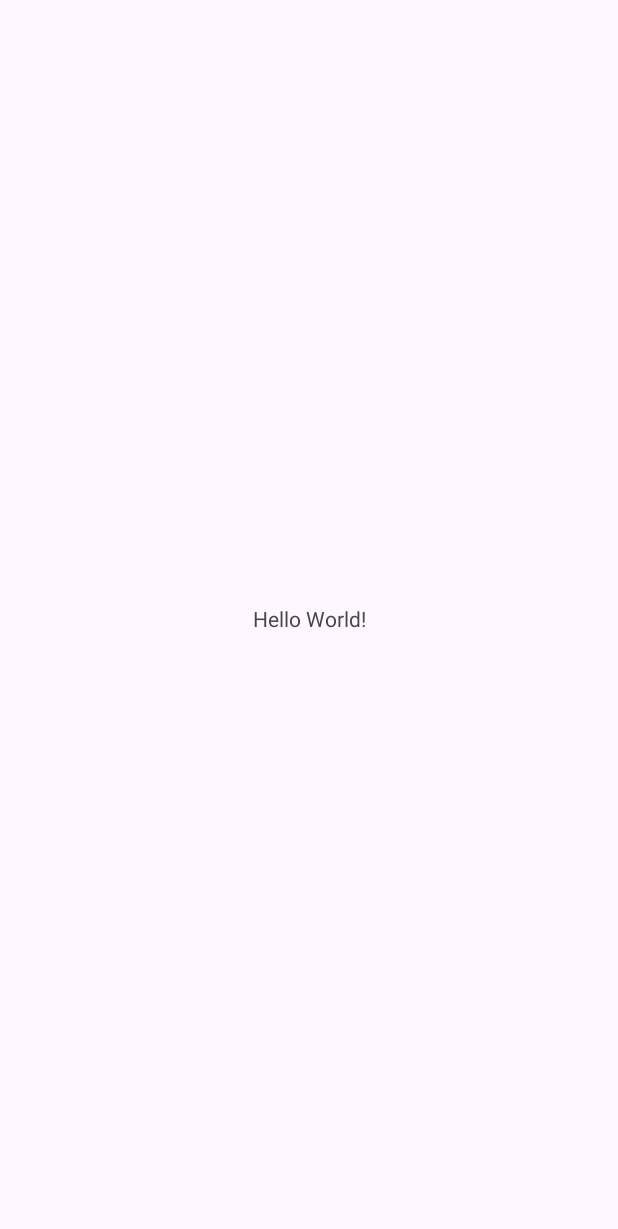
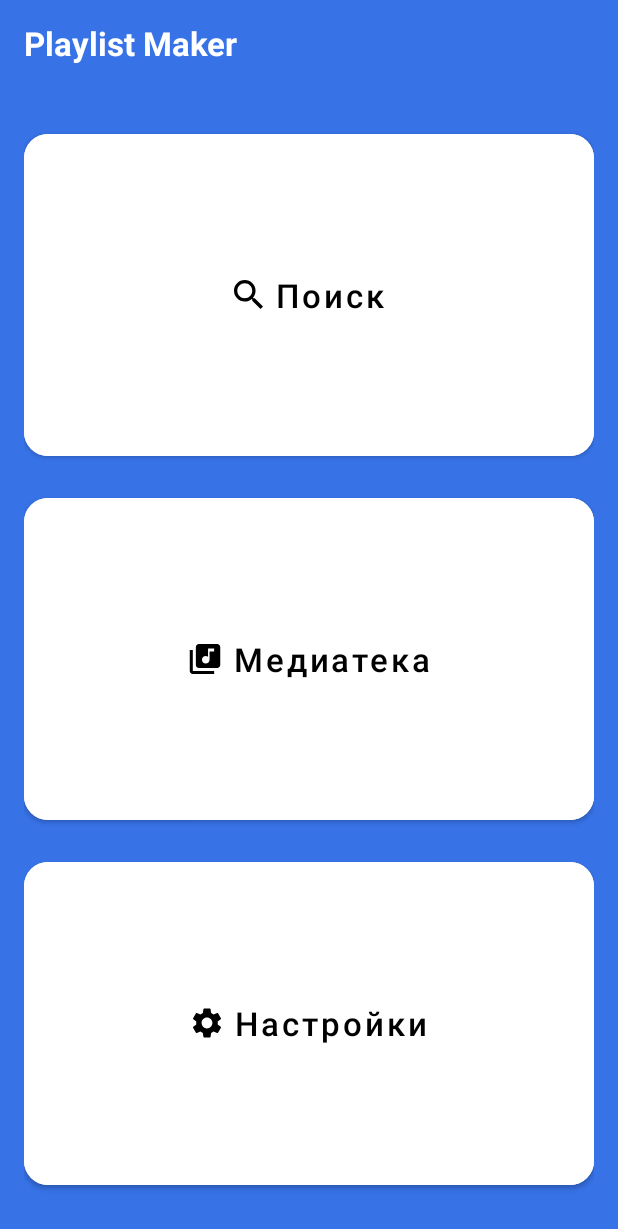
Before and after one commit to Kris-found/PlaylistMaker, an Android app: the screen it shows after launch (MainActivity), on a phone screen of 412 x 824 dp. Before the commit the part shown is almost empty. Shown: the top 1229 px of the screen. Run offline under Robolectric (Android 15) with nearby library versions, the phone set to English and light mode, and no system bars.

Commit message:
Домашнее задание по спринту 8

```diff
--- a/app/src/main/java/com/practicum/playlistmaker/MainActivity.kt
+++ b/app/src/main/java/com/practicum/playlistmaker/MainActivity.kt
@@ -1,20 +1,47 @@
 package com.practicum.playlistmaker
 
+import android.content.Intent
 import android.os.Bundle
-import androidx.activity.enableEdgeToEdge
+import android.view.View
+import android.widget.Button
+import android.widget.Toast
 import androidx.appcompat.app.AppCompatActivity
-import androidx.core.view.ViewCompat
-import androidx.core.view.WindowInsetsCompat
 
 class MainActivity : AppCompatActivity() {
     override fun onCreate(savedInstanceState: Bundle?) {
         super.onCreate(savedInstanceState)
-        enableEdgeToEdge()
+
         setContentView(R.layout.activity_main)
-        ViewCompat.setOnApplyWindowInsetsListener(findViewById(R.id.main)) { v, insets ->
-            val systemBars = insets.getInsets(WindowInsetsCompat.Type.systemBars())
-            v.setPadding(systemBars.left, systemBars.top, systemBars.right, systemBars.bottom)
-            insets
+
+        //Поиск
+
+        val searchButton = findViewById<Button>(R.id.search_button)
+
+        val searchClickListener: View.OnClickListener = object : View.OnClickListener {
+            override fun onClick(v: View?) {
+                val searchIntent = Intent(this@MainActivity, SearchActivity::class.java)
+                startActivity(searchIntent)
+            }
+        }
+
+        searchButton.setOnClickListener(searchClickListener)
+
+        //Медиатека
+
+        val mediaLibraryButton = findViewById<Button>(R.id.media_button)
+
+        mediaLibraryButton.setOnClickListener {
+            val mediaLibraryIntent = Intent(this, MediaLibraryActivity::class.java)
+            startActivity(mediaLibraryIntent)
+        }
+
+        //Настройки
+
+        val settingsButton = findViewById<Button>(R.id.settings_button)
+
+        settingsButton.setOnClickListener {
+            val settingsIntent = Intent(this, SettingsActivity::class.java)
+            startActivity(settingsIntent)
         }
     }
 }
--- /dev/null
+++ b/app/src/main/res/drawable/library_vector.xml
@@ -0,0 +1,9 @@
+<vector xmlns:android="http://schemas.android.com/apk/res/android"
+    android:width="21dp"
+    android:height="20dp"
+    android:viewportWidth="21"
+    android:viewportHeight="20">
+  <path
+      android:pathData="M18.5,0H6.5C5.4,0 4.5,0.9 4.5,2V14C4.5,15.1 5.4,16 6.5,16H18.5C19.6,16 20.5,15.1 20.5,14V2C20.5,0.9 19.6,0 18.5,0ZM16.5,5H13.5V10.5C13.5,11.88 12.38,13 11,13C9.62,13 8.5,11.88 8.5,10.5C8.5,9.12 9.62,8 11,8C11.57,8 12.08,8.19 12.5,8.51V3H16.5V5ZM2.5,4H0.5V18C0.5,19.1 1.4,20 2.5,20H16.5V18H2.5V4Z"
+      android:fillColor="#1A1B22"/>
+</vector>
--- /dev/null
+++ b/app/src/main/res/drawable/search_vector.xml
@@ -0,0 +1,9 @@
+<vector xmlns:android="http://schemas.android.com/apk/res/android"
+    android:width="19dp"
+    android:height="19dp"
+    android:viewportWidth="19"
+    android:viewportHeight="19">
+  <path
+      android:pathData="M13.579,11.95H12.721L12.417,11.656C13.481,10.418 14.122,8.81 14.122,7.061C14.122,3.161 10.961,0 7.061,0C3.161,0 0,3.161 0,7.061C0,10.961 3.161,14.122 7.061,14.122C8.81,14.122 10.418,13.481 11.656,12.417L11.95,12.721V13.579L17.381,19L19,17.381L13.579,11.95ZM7.061,11.95C4.356,11.95 2.173,9.766 2.173,7.061C2.173,4.356 4.356,2.173 7.061,2.173C9.766,2.173 11.95,4.356 11.95,7.061C11.95,9.766 9.766,11.95 7.061,11.95Z"
+      android:fillColor="#1A1B22"/>
+</vector>
--- /dev/null
+++ b/app/src/main/res/drawable/setting_vector.xml
@@ -0,0 +1,9 @@
+<vector xmlns:android="http://schemas.android.com/apk/res/android"
+    android:width="20dp"
+    android:height="20dp"
+    android:viewportWidth="20"
+    android:viewportHeight="20">
+  <path
+      android:pathData="M17.14,10.94C17.18,10.64 17.2,10.33 17.2,10C17.2,9.68 17.18,9.36 17.13,9.06L19.16,7.48C19.34,7.34 19.39,7.07 19.28,6.87L17.36,3.55C17.24,3.33 16.99,3.26 16.77,3.33L14.38,4.29C13.88,3.91 13.35,3.59 12.76,3.35L12.4,0.81C12.36,0.57 12.16,0.4 11.92,0.4H8.08C7.84,0.4 7.65,0.57 7.61,0.81L7.25,3.35C6.66,3.59 6.12,3.92 5.63,4.29L3.24,3.33C3.02,3.25 2.77,3.33 2.65,3.55L0.74,6.87C0.62,7.08 0.66,7.34 0.86,7.48L2.89,9.06C2.84,9.36 2.8,9.69 2.8,10C2.8,10.31 2.82,10.64 2.87,10.94L0.84,12.52C0.66,12.66 0.61,12.93 0.72,13.13L2.64,16.45C2.76,16.67 3.01,16.74 3.23,16.67L5.62,15.71C6.12,16.09 6.65,16.41 7.24,16.65L7.6,19.19C7.65,19.43 7.84,19.6 8.08,19.6H11.92C12.16,19.6 12.36,19.43 12.39,19.19L12.75,16.65C13.34,16.41 13.88,16.09 14.37,15.71L16.76,16.67C16.98,16.75 17.23,16.67 17.35,16.45L19.27,13.13C19.39,12.91 19.34,12.66 19.15,12.52L17.14,10.94ZM10,13.6C8.02,13.6 6.4,11.98 6.4,10C6.4,8.02 8.02,6.4 10,6.4C11.98,6.4 13.6,8.02 13.6,10C13.6,11.98 11.98,13.6 10,13.6Z"
+      android:fillColor="#1A1B22"/>
+</vector>
--- a/app/src/main/res/layout/activity_main.xml
+++ b/app/src/main/res/layout/activity_main.xml
@@ -1,19 +1,76 @@
 <?xml version="1.0" encoding="utf-8"?>
-<androidx.constraintlayout.widget.ConstraintLayout xmlns:android="http://schemas.android.com/apk/res/android"
+<LinearLayout
+    xmlns:android="http://schemas.android.com/apk/res/android"
     xmlns:app="http://schemas.android.com/apk/res-auto"
-    xmlns:tools="http://schemas.android.com/tools"
     android:id="@+id/main"
     android:layout_width="match_parent"
     android:layout_height="match_parent"
-    tools:context=".MainActivity">
+    android:orientation="vertical"
+    android:background="@color/dark_blue"
+    android:paddingHorizontal="@dimen/main_horizontal_padding"
+    android:paddingBottom="28dp">
 
     <TextView
         android:layout_width="wrap_content"
         android:layout_height="wrap_content"
-        android:text="Hello World!"
-        app:layout_constraintBottom_toBottomOf="parent"
-        app:layout_constraintEnd_toEndOf="parent"
-        app:layout_constraintStart_toStartOf="parent"
-        app:layout_constraintTop_toTopOf="parent" />
+        android:text="@string/app_name"
+        android:textColor="@color/white"
+        android:textSize="@dimen/head_text_size"
+        android:paddingTop="14dp"
+        android:textStyle="bold"
+        android:layout_marginBottom="40dp"/>
 
-</androidx.constraintlayout.widget.ConstraintLayout>
+        <Button
+            android:id="@+id/search_button"
+            android:layout_width="match_parent"
+            android:layout_height="0dp"
+            android:layout_weight="1"
+            android:backgroundTint="@color/white"
+            android:textAllCaps="false"
+            android:text="@string/search"
+            android:textColor="@color/black"
+            android:textSize="@dimen/head_text_size"
+            android:foreground="?attr/selectableItemBackground"
+            app:cornerRadius="@dimen/button_radius"
+            app:icon="@drawable/search_vector"
+            app:iconTint="@color/black"
+            app:iconGravity="textStart"
+            app:iconPadding="@dimen/icon_padding" />
+
+        <Button
+            android:id="@+id/media_button"
+            android:layout_width="match_parent"
+            android:layout_height="0dp"
+            android:layout_weight="1"
+            android:backgroundTint="@color/white"
+            android:layout_marginTop="@dimen/button_padding"
+            android:layout_marginBottom="@dimen/button_padding"
+            android:textAllCaps="false"
+            android:text="@string/media_lib"
+            android:textColor="@color/black"
+            android:textSize="@dimen/head_text_size"
+            android:foreground="?attr/selectableItemBackground"
+            app:cornerRadius="@dimen/button_radius"
+            app:icon="@drawable/library_vector"
+            app:iconTint="@color/black"
+            app:iconGravity="textStart"
+            app:iconPadding="@dimen/icon_padding" />
+
+        <Button
+            android:id="@+id/settings_button"
+            android:layout_width="match_parent"
+            android:layout_height="0dp"
+            android:layout_weight="1"
+            android:backgroundTint="@color/white"
+            android:textAllCaps="false"
+            android:text="@string/settings"
+            android:textColor="@color/black"
+            android:textSize="@dimen/head_text_size"
+            android:foreground="?attr/selectableItemBackground"
+            app:cornerRadius="@dimen/button_radius"
+            app:icon="@drawable/setting_vector"
+            app:iconTint="@color/black"
+            app:iconGravity="textStart"
+            app:iconPadding="@dimen/icon_padding"/>
+
+</LinearLayout>
--- a/app/src/main/res/values/colors.xml
+++ b/app/src/main/res/values/colors.xml
@@ -2,4 +2,5 @@
 <resources>
     <color name="black">#FF000000</color>
     <color name="white">#FFFFFFFF</color>
+    <color name="dark_blue">#3772E7</color>
 </resources>
--- /dev/null
+++ b/app/src/main/res/values/dimens.xml
@@ -0,0 +1,10 @@
+<resources>
+    <!-- Default screen margins, per the Android Design guidelines. -->
+    <dimen name="head_text_size">22sp</dimen>
+    <dimen name="main_horizontal_padding">16dp</dimen>
+    <dimen name="button_padding">16dp</dimen>
+    <dimen name="icon_padding">8dp</dimen>
+    <dimen name="button_radius">16dp</dimen>
+    <dimen name="settings_text_size">16sp</dimen>
+    <dimen name="settings_lists_padding">21dp</dimen>
+</resources>
--- a/app/src/main/res/values/strings.xml
+++ b/app/src/main/res/values/strings.xml
@@ -1,3 +1,12 @@
 <resources>
     <string name="app_name">Playlist Maker</string>
+    <string name="search">Поиск</string>
+    <string name="media_lib">Медиатека</string>
+    <string name="settings">Настройки</string>
+
+    <string name="dark_theme">Темная тема</string>
+    <string name="share_app">Поделиться приложением</string>
+    <string name="support">Написать в поддержку</string>
+    <string name="user_agreement">Пользовательское соглашение</string>
+
 </resources>
```
Also changed, not shown: app/src/main/AndroidManifest.xml (+10 -1 lines), app/src/main/java/com/practicum/playlistmaker/MediaLibraryActivity.kt (added, +28 -0 lines), app/src/main/java/com/practicum/playlistmaker/SearchActivity.kt (added, +27 -0 lines), app/src/main/java/com/practicum/playlistmaker/SettingsActivity.kt (added, +23 -0 lines), app/src/main/res/drawable/arrow_back.xml (added, +9 -0 lines), app/src/main/res/drawable/arrow_forward.xml (added, +9 -0 lines), app/src/main/res/drawable/resource_switch.xml (added, +18 -0 lines), app/src/main/res/drawable/share.xml (added, +9 -0 lines), app/src/main/res/drawable/support.xml (added, +18 -0 lines), app/src/main/res/layout/activity_media_library.xml (added, +27 -0 lines), app/src/main/res/layout/activity_search.xml (added, +26 -0 lines), app/src/main/res/layout/activity_settings.xml (added, +152 -0 lines).
